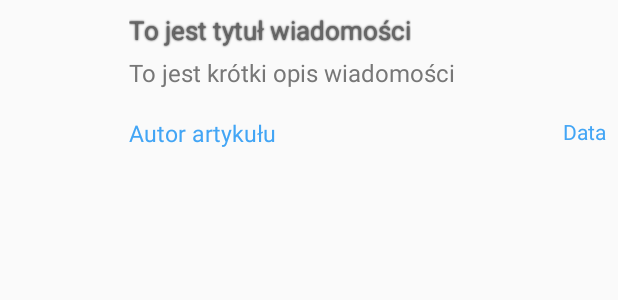
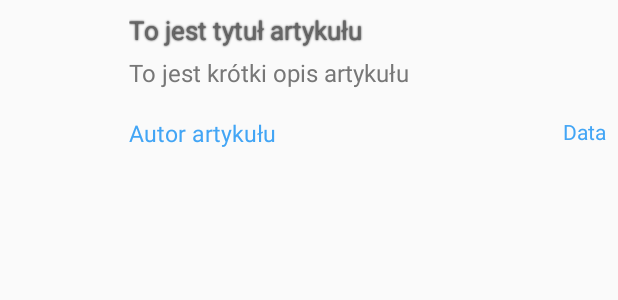
Before and after one commit to mateuszlatkowski/NewsApplication, an Android app: the layout list_news.xml on its own in the app's theme, with its tools: preview values and no code run, on a phone screen of 412 x 824 dp. Shown: the top 300 px of the screen. Run offline under Robolectric (Android 15) with nearby library versions, the phone set to English and light mode, and no system bars.

Commit message:
Adding string's to textView text.

```diff
--- a/app/src/main/res/values/strings.xml
+++ b/app/src/main/res/values/strings.xml
@@ -1,10 +1,13 @@
 <resources>
-    <string name="app_name">WIADOMOŚCI</string>
+    <string name="app_name">Flash News</string>
 
     // list news
     <string name="galleryImageDescription">Zdjęcie nagłówka</string>
-    <string name="newsTitle">To jest tytuł wiadomości</string>
-    <string name="newsDescription">To jest krótki opis wiadomości</string>
+    <string name="newsTitle">To jest tytuł artykułu</string>
+    <string name="newsDescription">To jest krótki opis artykułu</string>
     <string name="newsAuthor">Autor artykułu</string>
     <string name="newsTime">Data</string>
+    <string name="title_activity_example">Example</string>
+    <string name="tab_text_1">Tab 1</string>
+    <string name="tab_text_2">Tab 2</string>
 </resources>
```
